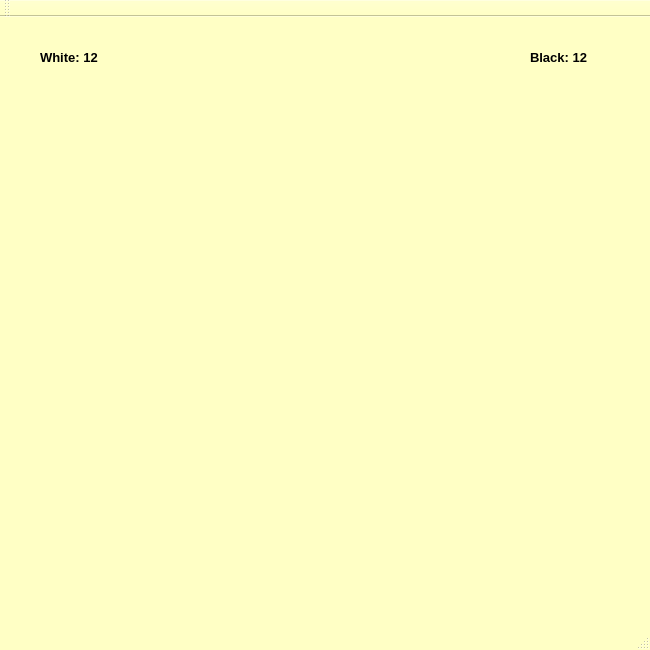
JuliaNortman/Project, file mainwindow.ui: the form before one commit.
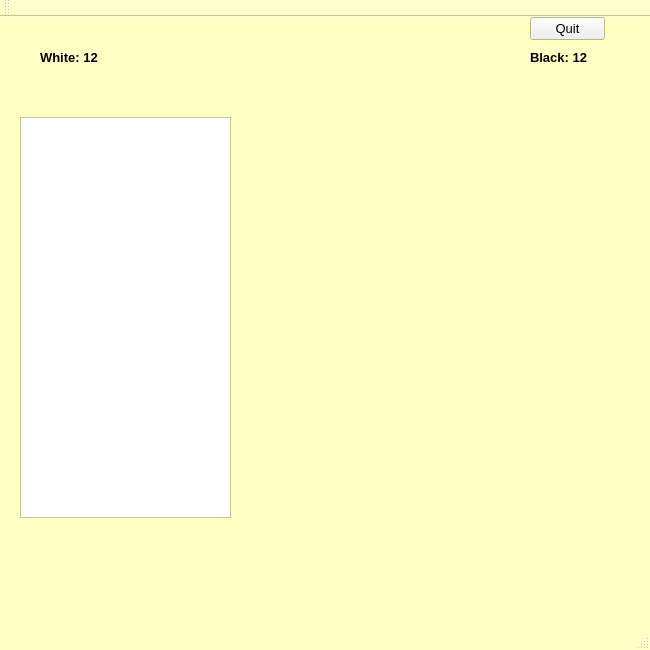
The form after the commit.

Commit message: Add class Player

Diff of the .ui file:
```diff
--- a/mainwindow.ui
+++ b/mainwindow.ui
@@ -91,9 +91,9 @@
     <property name="geometry">
      <rect>
       <x>10</x>
-      <y>320</y>
-      <width>221</width>
-      <height>221</height>
+      <y>520</y>
+      <width>161</width>
+      <height>71</height>
      </rect>
     </property>
     <layout class="QGridLayout" name="checkerBoard">
@@ -194,10 +194,10 @@
    <widget class="QWidget" name="gridLayoutWidget_2">
     <property name="geometry">
      <rect>
-      <x>250</x>
-      <y>120</y>
-      <width>251</width>
-      <height>251</height>
+      <x>260</x>
+      <y>100</y>
+      <width>351</width>
+      <height>351</height>
      </rect>
     </property>
     <layout class="QGridLayout" name="gridChBoard">
@@ -206,6 +206,29 @@
      </property>
     </layout>
    </widget>
+   <widget class="QTextBrowser" name="debug">
+    <property name="geometry">
+     <rect>
+      <x>20</x>
+      <y>100</y>
+      <width>211</width>
+      <height>401</height>
+     </rect>
+    </property>
+   </widget>
+   <widget class="QPushButton" name="quitButton">
+    <property name="geometry">
+     <rect>
+      <x>530</x>
+      <y>0</y>
+      <width>75</width>
+      <height>23</height>
+     </rect>
+    </property>
+    <property name="text">
+     <string>Quit</string>
+    </property>
+   </widget>
   </widget>
   <widget class="QMenuBar" name="menuBar">
    <property name="geometry">
```
The commit also changes 11 other files.
